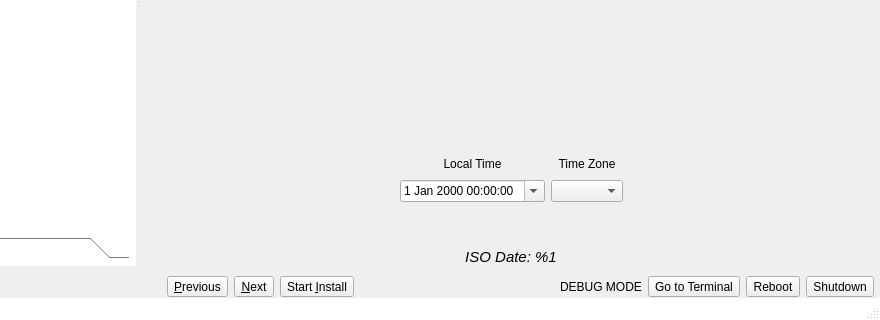
The window that src-qt5/mainUI.ui (project-trident/trident-installer) describes before a commit, drawn with Qt 5; both pictures show x 211 to 1091 and y 266 to 586 of the 1091 by 586 pixel window.
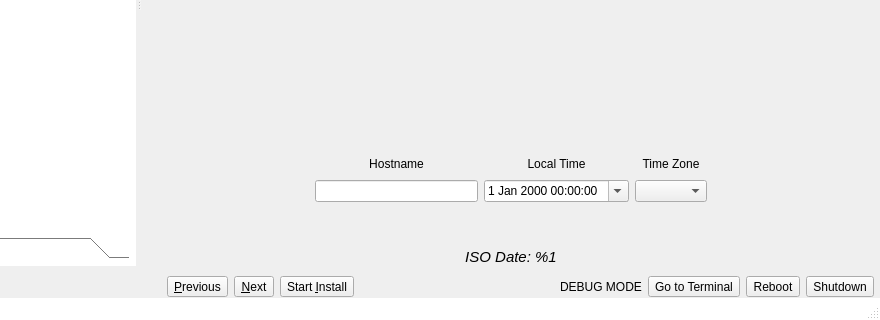
The same window after the commit. The open tabs and pages were chosen to show the change. Icons and pictures are not drawn.

Commit message: A couple quick updates: 1: Add a lineEdit for a user-defined hostname 2: Add a checkbox for the 4K block alignment option 3: Disable some backend debugging output

What changed in the file:
```diff
--- a/src-qt5/mainUI.ui
+++ b/src-qt5/mainUI.ui
@@ -68,7 +68,7 @@
 QRadioButton, QTabBar::tab{
 color: palette(button-text);
 }
-QTabWidget QGroupBox, QTabWidget QGroupBox:checked QLabel{
+QTabWidget QGroupBox, QTabWidget QGroupBox:checked QLabel, QTabWidget QCheckBox{
 color: palette(button-text);
 }
 QTabWidget QGroupBox QLabel:disabled{
@@ -601,14 +601,14 @@
          </item>
          <item>
           <layout class="QGridLayout" name="gridLayout">
-           <item row="2" column="1">
+           <item row="2" column="2">
             <widget class="QDateTimeEdit" name="dateTimeEdit">
              <property name="calendarPopup">
               <bool>true</bool>
              </property>
             </widget>
            </item>
-           <item row="1" column="1">
+           <item row="1" column="2">
             <widget class="QLabel" name="label_19">
              <property name="text">
               <string>Local Time</string>
@@ -631,7 +631,7 @@
              </property>
             </spacer>
            </item>
-           <item row="1" column="2">
+           <item row="1" column="3">
             <widget class="QLabel" name="label_20">
              <property name="text">
               <string>Time Zone</string>
@@ -641,7 +641,7 @@
              </property>
             </widget>
            </item>
-           <item row="1" column="3">
+           <item row="1" column="4">
             <spacer name="horizontalSpacer_3">
              <property name="orientation">
               <enum>Qt::Horizontal</enum>
@@ -654,13 +654,36 @@
              </property>
             </spacer>
            </item>
-           <item row="2" column="2">
+           <item row="2" column="3">
             <widget class="QComboBox" name="combo_welcome_timezone">
              <property name="sizeAdjustPolicy">
               <enum>QComboBox::AdjustToContentsOnFirstShow</enum>
              </property>
             </widget>
            </item>
+           <item row="1" column="1">
+            <widget class="QLabel" name="label_14">
+             <property name="text">
+              <string>Hostname</string>
+             </property>
+             <property name="alignment">
+              <set>Qt::AlignCenter</set>
+             </property>
+            </widget>
+           </item>
+           <item row="2" column="1">
+            <widget class="QLineEdit" name="line_hostname">
+             <property name="inputMethodHints">
+              <set>Qt::ImhNone</set>
+             </property>
+             <property name="maxLength">
+              <number>30</number>
+             </property>
+             <property name="clearButtonEnabled">
+              <bool>false</bool>
+             </property>
+            </widget>
+           </item>
           </layout>
          </item>
          <item>
```
Left out of the diff: 31 changed lines with no effect on the pictures. The commit also changes 3 other files.
